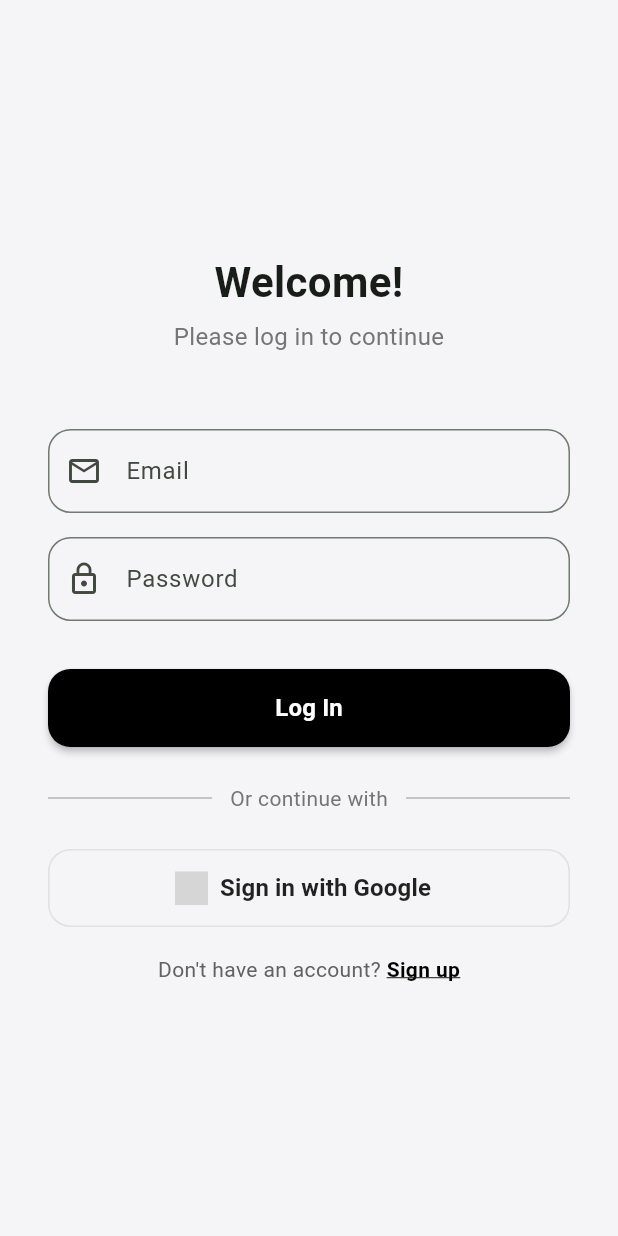
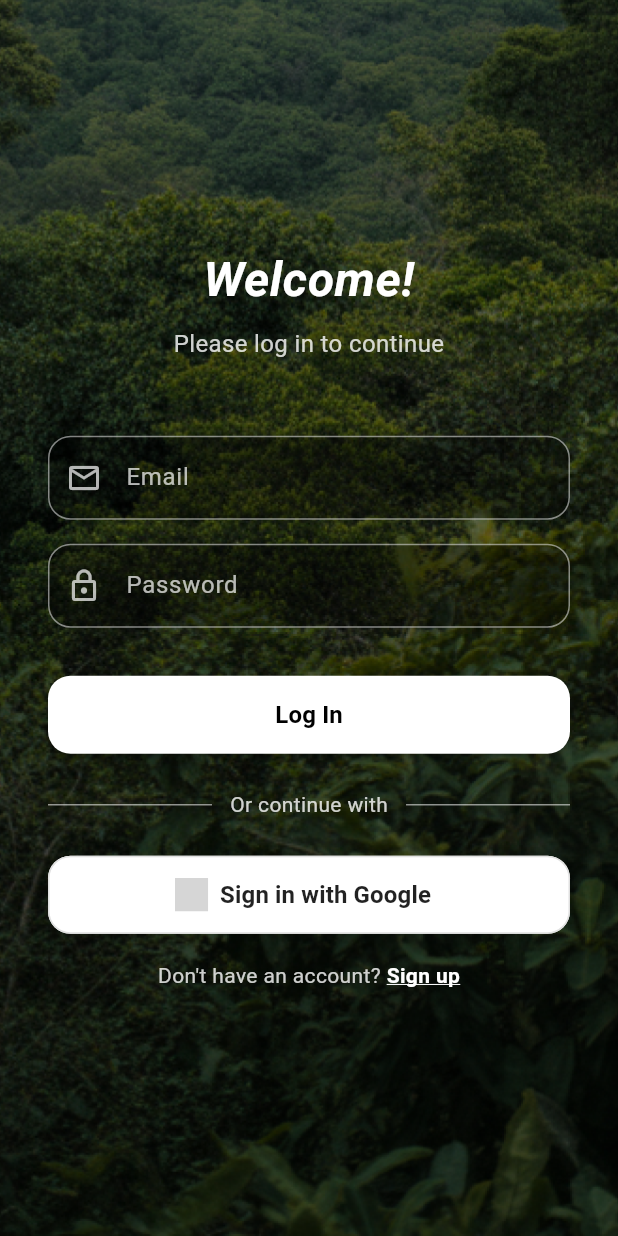
Before and after one commit to egeylmz/gelecege_kos, a Flutter app: the screen it shows after launch, on a phone screen of 412 x 824 dp. Run offline on Flutter 3.47's test engine with Material 3 defaults, Android fonts, the phone set to English and light mode, and no system bars; our stand-ins replace cloud_firestore, firebase_auth, firebase_core, flutter_svg, google_sign_in; accounts and stored records are empty; grey boxes are pictures that could not be loaded.

Commit message:
login page ui updates

```diff
--- a/lib/pages/home_page.dart
+++ b/lib/pages/home_page.dart
@@ -31,7 +31,6 @@ class _TotalDistanceDisplayState extends State<TotalDistanceDisplay> {
     return StreamBuilder<QuerySnapshot>(
       stream: FirebaseFirestore.instance
           .collection('activities')
-          .where('userId', isEqualTo: currentUser!.uid)
           .where('approvedActivity', isEqualTo: true) // Sadece onaylanmış aktiviteler
           .snapshots(),
       builder: (context, snapshot) {
--- a/lib/pages/login_page.dart
+++ b/lib/pages/login_page.dart
@@ -33,7 +33,14 @@ class _LoginPageState extends State<LoginPage> {
   Widget build(BuildContext context) {
     return Scaffold(
         backgroundColor: const Color(0xFFF5F5F7),
-        body: Center(
+        body: Container(
+          decoration: const BoxDecoration(
+            image: DecorationImage(
+              image: AssetImage('assets/icons/login_background.png'),
+              fit: BoxFit.cover,
+            ),
+          ),
+          child: Center(
             child: Padding(
                 padding: const EdgeInsets.symmetric(horizontal: 32.0),
                 child: Column(
@@ -43,18 +50,20 @@ class _LoginPageState extends State<LoginPage> {
                       const Text(
                         "Welcome!",
                         style: TextStyle(
-                        fontSize: 28,
+                          fontSize: 32,
                           fontWeight: FontWeight.bold,
+                          fontStyle: FontStyle.italic,
+                          color: Colors.white,
                         ),
                         textAlign: TextAlign.center,
                       ),
 
-                    const SizedBox(height: 5),
+                      const SizedBox(height: 8),
 
                       Text("Please log in to continue",
                           style: TextStyle(
                             fontSize: 16,
-                          color: Colors.grey[600],
+                            color: Colors.white.withOpacity(0.8),
                           ),
                           textAlign: TextAlign.center),
 
@@ -66,11 +75,20 @@ class _LoginPageState extends State<LoginPage> {
                         keyboardType: TextInputType.emailAddress,
                         decoration: InputDecoration(
                           labelText: 'Email',
-                        prefixIcon: const Icon(Icons.email_outlined),
-                        border: OutlineInputBorder(
+                          labelStyle: TextStyle(color: Colors.white.withOpacity(0.7)),
+                          prefixIcon: const Icon(Icons.email_outlined, color: Colors.white70),
+                          filled: true,
+                          fillColor: Colors.black.withOpacity(0.3),
+                          enabledBorder: OutlineInputBorder(
                             borderRadius: BorderRadius.circular(15),
+                            borderSide: BorderSide(color: Colors.white.withOpacity(0.5)),
+                          ),
+                          focusedBorder: OutlineInputBorder(
+                            borderRadius: BorderRadius.circular(15),
+                            borderSide: const BorderSide(color: Colors.white),
                           ),
                         ),
+                        style: const TextStyle(color: Colors.white),
                       ),
 
                       const SizedBox(height: 16),
@@ -81,11 +99,20 @@ class _LoginPageState extends State<LoginPage> {
                         obscureText: true,
                         decoration: InputDecoration(
                           labelText: 'Password',
-                        prefixIcon: const Icon(Icons.lock_outline),
-                        border: OutlineInputBorder(
+                          labelStyle: TextStyle(color: Colors.white.withOpacity(0.7)),
+                          prefixIcon: const Icon(Icons.lock_outline, color: Colors.white70),
+                          filled: true,
+                          fillColor: Colors.black.withOpacity(0.3),
+                          enabledBorder: OutlineInputBorder(
                             borderRadius: BorderRadius.circular(15),
+                            borderSide: BorderSide(color: Colors.white.withOpacity(0.5)),
+                          ),
+                          focusedBorder: OutlineInputBorder(
+                            borderRadius: BorderRadius.circular(15),
+                            borderSide: const BorderSide(color: Colors.white),
                           ),
                         ),
+                        style: const TextStyle(color: Colors.white),
                       ),
 
                       const SizedBox(height: 32),
@@ -107,8 +134,8 @@ class _LoginPageState extends State<LoginPage> {
                             );
                           },
                           style: ElevatedButton.styleFrom(
-                          foregroundColor: Colors.white,
-                          backgroundColor: Colors.black,
+                            foregroundColor: Colors.black,
+                            backgroundColor: Colors.white,
                             shape: RoundedRectangleBorder(
                               borderRadius: BorderRadius.circular(15),
                             ),
@@ -125,15 +152,15 @@ class _LoginPageState extends State<LoginPage> {
 
                       Row(
                         children: [
-                        const Expanded(child: Divider(color: Colors.black26)),
+                          const Expanded(child: Divider(color: Colors.white54)),
                           Padding(
                             padding: const EdgeInsets.symmetric(horizontal: 12.0),
                             child: Text(
                               "Or continue with",
-                            style: TextStyle(color: Colors.grey[600]),
+                              style: TextStyle(color: Colors.white.withOpacity(0.8)),
                             ),
                           ),
-                        const Expanded(child: Divider(color: Colors.black26)),
+                          const Expanded(child: Divider(color: Colors.white54)),
                         ],
                       ),
 
@@ -141,7 +168,7 @@ class _LoginPageState extends State<LoginPage> {
 
                       //Google Sign-In Butonu
                       _isSigningIn
-                        ? const Center(child: CircularProgressIndicator())
+                          ? const Center(child: CircularProgressIndicator(color: Colors.white))
                           : SizedBox(
                         height: 52,
                         child: OutlinedButton.icon(
@@ -179,6 +206,7 @@ class _LoginPageState extends State<LoginPage> {
                             }
                           },
                           style: OutlinedButton.styleFrom(
+                              backgroundColor: Colors.white,
                               shape: RoundedRectangleBorder(
                                 borderRadius: BorderRadius.circular(15),
                               ),
@@ -193,7 +221,7 @@ class _LoginPageState extends State<LoginPage> {
                         children: [
                           Text(
                             "Don't have an account? ",
-                          style: TextStyle(color: Colors.grey[700]),
+                            style: TextStyle(color: Colors.white.withOpacity(0.8)),
                           ),
                           GestureDetector(
                             onTap: () {
@@ -202,9 +230,10 @@ class _LoginPageState extends State<LoginPage> {
                             child: const Text(
                               "Sign up",
                               style: TextStyle(
-                              color: Colors.black,
+                                color: Colors.white,
                                 fontWeight: FontWeight.bold,
                                 decoration: TextDecoration.underline,
+                                decorationColor: Colors.white,
                               ),
                             ),
                           ),
@@ -213,6 +242,7 @@ class _LoginPageState extends State<LoginPage> {
                     ]
                 )
             ),
+          ),
         )
     );
   }
```
Also changed, not shown: assets/icons/login_background.png (added). Lines whose indentation alone changed are shown as unchanged.
